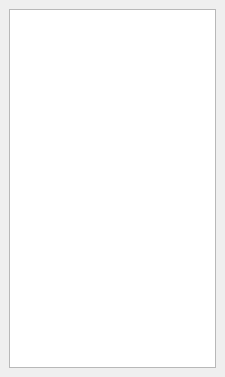
Qt form plugin/dbtbs_dialog_base.ui (IZSVenezie/VetEpiGIS-Tool) before a commit.
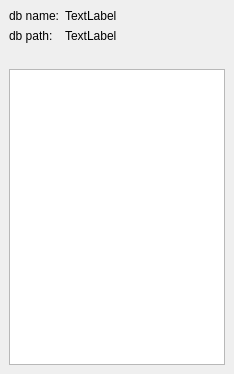
The same form after that commit.

Commit message: Update: modify widget of Show/Hyde VetEpiGIS database layer tool

Patch:
```diff
--- a/plugin/dbtbs_dialog_base.ui
+++ b/plugin/dbtbs_dialog_base.ui
@@ -6,10 +6,16 @@
    <rect>
     <x>0</x>
     <y>0</y>
-    <width>225</width>
-    <height>377</height>
+    <width>234</width>
+    <height>374</height>
    </rect>
   </property>
+  <property name="font">
+   <font>
+    <weight>50</weight>
+    <bold>false</bold>
+   </font>
+  </property>
   <property name="features">
    <set>QDockWidget::DockWidgetFloatable|QDockWidget::DockWidgetMovable</set>
   </property>
@@ -17,8 +23,108 @@
    <string>Qvet maps</string>
   </property>
   <widget class="QWidget" name="dockWidgetContents">
-   <layout class="QGridLayout" name="gridLayout">
+   <property name="enabled">
+    <bool>true</bool>
+   </property>
+   <layout class="QGridLayout" name="gridLayout_2">
+    <item row="1" column="0">
+     <widget class="QLabel" name="label_path">
+      <property name="enabled">
+       <bool>true</bool>
+      </property>
+      <property name="sizePolicy">
+       <sizepolicy hsizetype="Fixed" vsizetype="Preferred">
+        <horstretch>0</horstretch>
+        <verstretch>0</verstretch>
+       </sizepolicy>
+      </property>
+      <property name="minimumSize">
+       <size>
+        <width>50</width>
+        <height>0</height>
+       </size>
+      </property>
+      <property name="maximumSize">
+       <size>
+        <width>50</width>
+        <height>16777215</height>
+       </size>
+      </property>
+      <property name="font">
+       <font>
+        <weight>50</weight>
+        <bold>false</bold>
+       </font>
+      </property>
+      <property name="text">
+       <string>db path: </string>
+      </property>
+      <property name="scaledContents">
+       <bool>false</bool>
+      </property>
+     </widget>
+    </item>
+    <item row="2" column="0" colspan="2">
+     <spacer name="horizontalSpacer">
+      <property name="orientation">
+       <enum>Qt::Horizontal</enum>
+      </property>
+      <property name="sizeHint" stdset="0">
+       <size>
+        <width>40</width>
+        <height>20</height>
+       </size>
+      </property>
+     </spacer>
+    </item>
+    <item row="1" column="1">
+     <widget class="QLabel" name="label_db_path">
+      <property name="text">
+       <string>TextLabel</string>
+      </property>
+     </widget>
+    </item>
     <item row="0" column="0">
+     <widget class="QLabel" name="label_name">
+      <property name="enabled">
+       <bool>true</bool>
+      </property>
+      <property name="sizePolicy">
+       <sizepolicy hsizetype="Fixed" vsizetype="Preferred">
+        <horstretch>0</horstretch>
+        <verstretch>0</verstretch>
+       </sizepolicy>
+      </property>
+      <property name="minimumSize">
+       <size>
+        <width>50</width>
+        <height>0</height>
+       </size>
+      </property>
+      <property name="maximumSize">
+       <size>
+        <width>50</width>
+        <height>16777215</height>
+       </size>
+      </property>
+      <property name="baseSize">
+       <size>
+        <width>0</width>
+        <height>0</height>
+       </size>
+      </property>
+      <property name="font">
+       <font>
+        <weight>50</weight>
+        <bold>false</bold>
+       </font>
+      </property>
+      <property name="text">
+       <string>db name:</string>
+      </property>
+     </widget>
+    </item>
+    <item row="3" column="0" colspan="2">
      <widget class="QTableView" name="tableView">
       <property name="editTriggers">
        <set>QAbstractItemView::NoEditTriggers</set>
@@ -29,6 +135,9 @@
       <property name="selectionBehavior">
        <enum>QAbstractItemView::SelectRows</enum>
       </property>
+      <property name="showGrid">
+       <bool>true</bool>
+      </property>
       <attribute name="horizontalHeaderVisible">
        <bool>false</bool>
       </attribute>
@@ -40,6 +149,13 @@
       </attribute>
      </widget>
     </item>
+    <item row="0" column="1">
+     <widget class="QLabel" name="label_db_name">
+      <property name="text">
+       <string>TextLabel</string>
+      </property>
+     </widget>
+    </item>
    </layout>
   </widget>
  </widget>
```
The commit also changes 2 other files.
